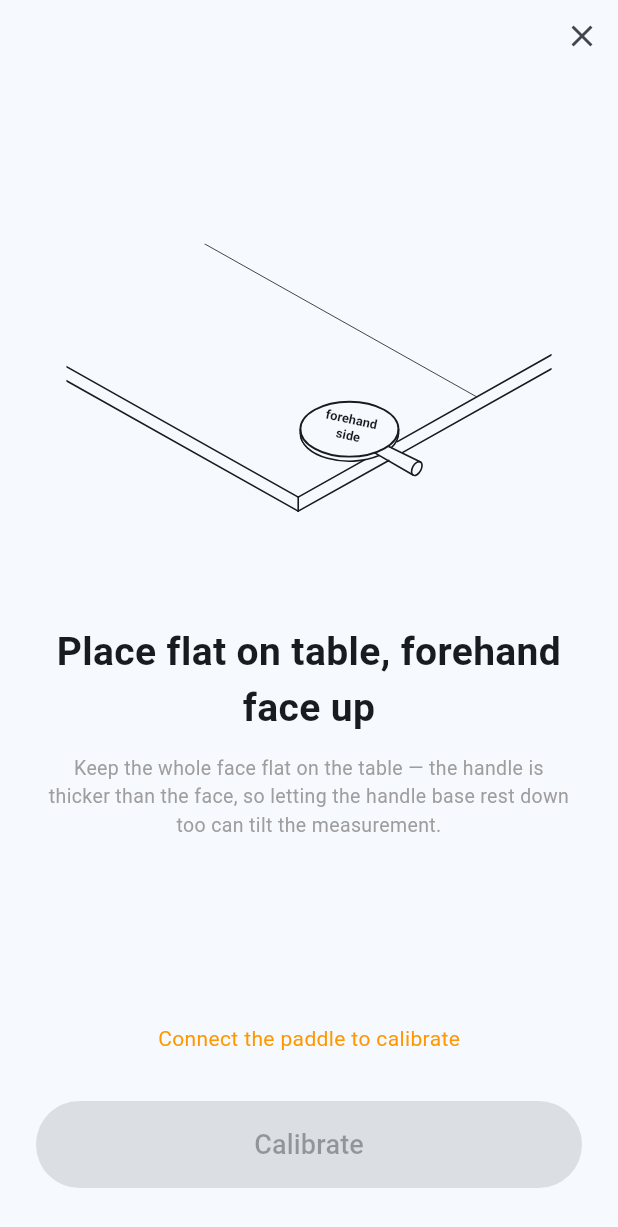
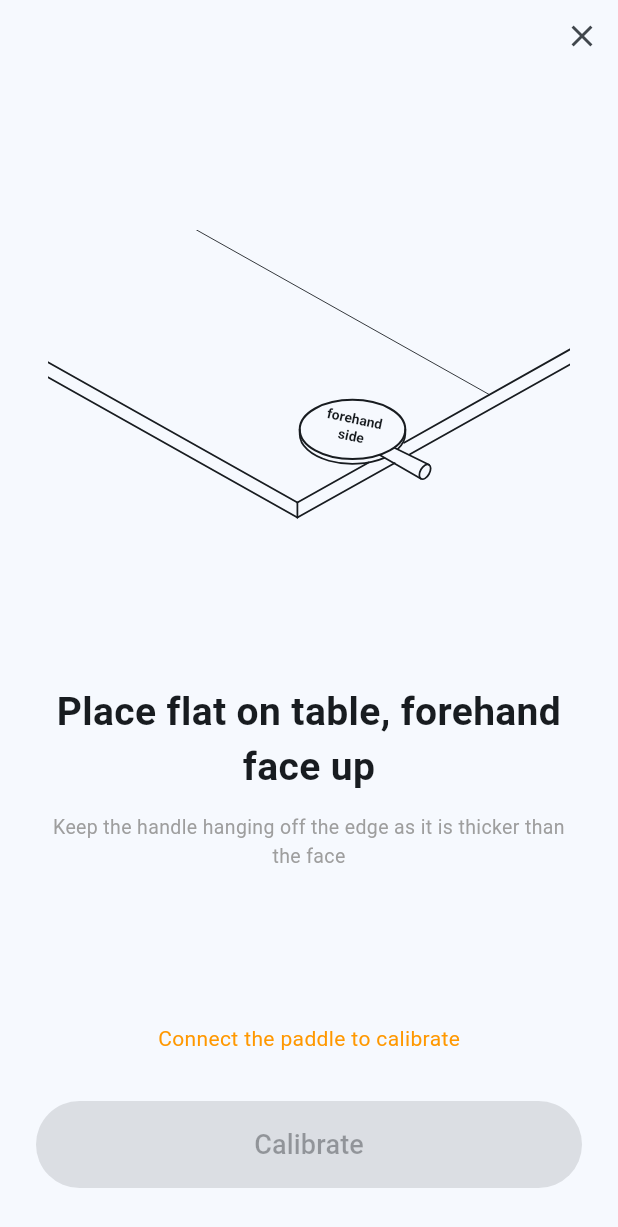
Before and after one commit to RuiqiLiu2014/ping-pong-tracker, a Flutter app: the screen it shows after launch, after a tap on "Calibrate", on a phone screen of 412 x 824 dp. Shown: the top 1227 px of the screen. Run offline on Flutter 3.47's test engine with Material 3 defaults, Android fonts, the phone set to English and light mode, and no system bars; our stand-ins replace flutter_blue_plus, flutter_svg, share_plus, shared_preferences.

Commit message:
tweak calibration wizard
Co-Authored-By: Claude Opus 4.8 <noreply@anthropic.com>

```diff
--- a/app/lib/widgets/calibration_wizard.dart
+++ b/app/lib/widgets/calibration_wizard.dart
@@ -194,10 +194,10 @@ class _CalibrationWizardState extends State<CalibrationWizard> {
                         )
                       else
                         Padding(
-                          padding: const EdgeInsets.only(bottom: 24),
+                          padding: const EdgeInsets.only(bottom: 44),
                           child: SvgPicture.asset(
                             _stepAsset,
-                            height: 230,
+                            height: 270,
                             fit: BoxFit.contain,
                             colorFilter: ColorFilter.mode(
                               Theme.of(context).colorScheme.onSurface,
@@ -231,9 +231,8 @@ class _CalibrationWizardState extends State<CalibrationWizard> {
                         const Padding(
                           padding: EdgeInsets.only(top: 12),
                           child: Text(
-                            "Keep the whole face flat on the table — the handle "
-                            "is thicker than the face, so letting the handle "
-                            "base rest down too can tilt the measurement.",
+                            "Keep the handle hanging off the edge as it is "
+                            "thicker than the face",
                             textAlign: TextAlign.center,
                             style: TextStyle(fontSize: 13, color: Colors.grey),
                           ),
```
Also changed, not shown: 1 other file.
